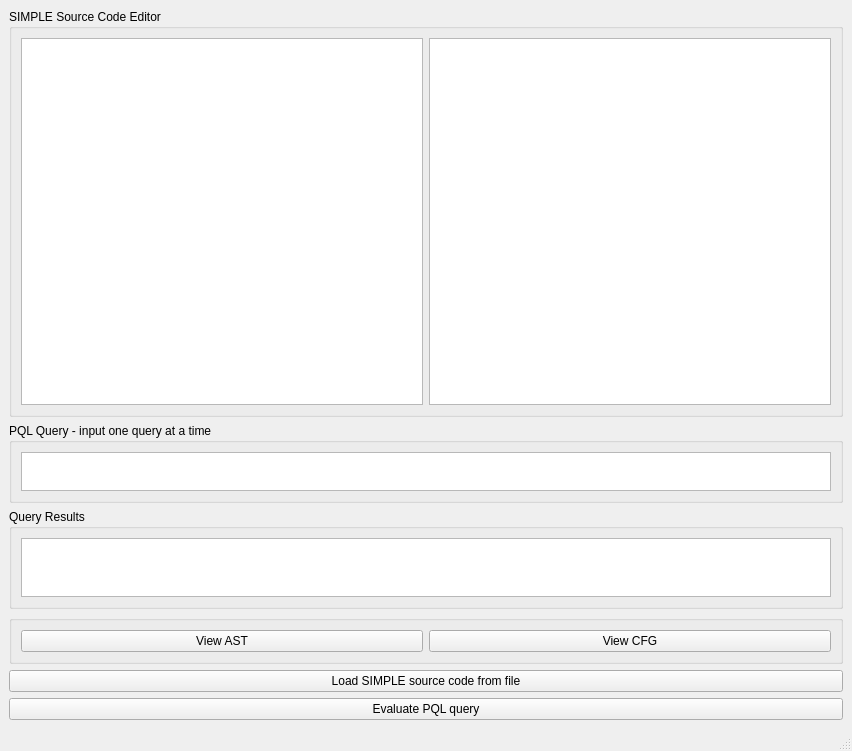
First picture: the form in Team13/Code13/src/autotester_gui/src/mainwindow.ui, repository waynewee/static-program-analyzer, before the edit.
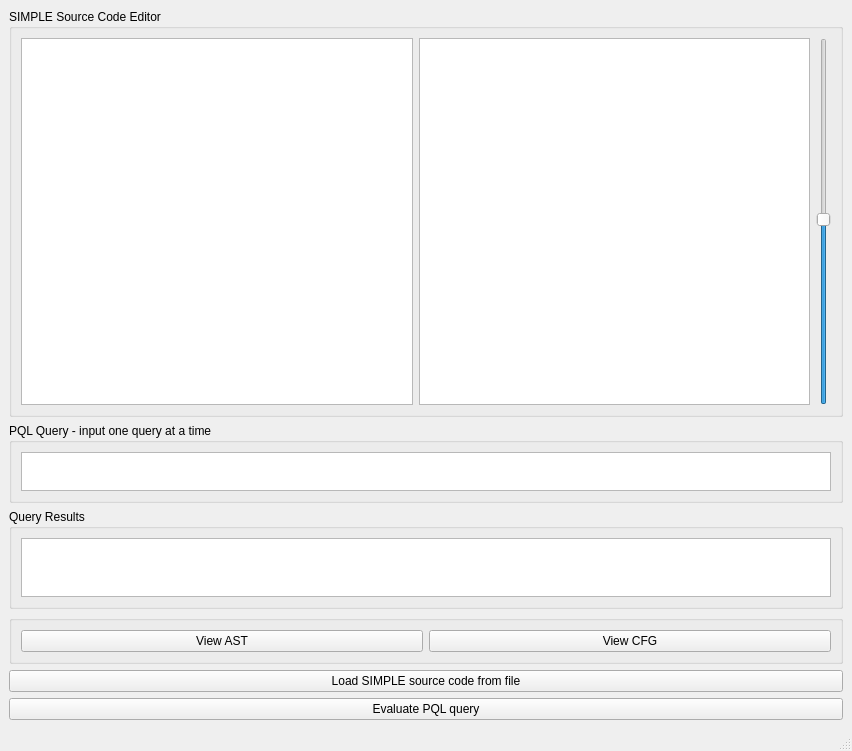
Second picture: the form after the edit. Custom widgets are drawn as their Qt base class.

Commit message: added slider for zoom

Patch:
```diff
--- a/Team13/Code13/src/autotester_gui/src/mainwindow.ui
+++ b/Team13/Code13/src/autotester_gui/src/mainwindow.ui
@@ -27,6 +27,16 @@
        <item>
         <widget class="QGraphicsView" name="graphicsView"/>
        </item>
+       <item>
+        <widget class="QSlider" name="verticalSlider">
+         <property name="value">
+          <number>50</number>
+         </property>
+         <property name="orientation">
+          <enum>Qt::Vertical</enum>
+         </property>
+        </widget>
+       </item>
       </layout>
      </widget>
     </item>
```
The commit also changes 2 other files.
